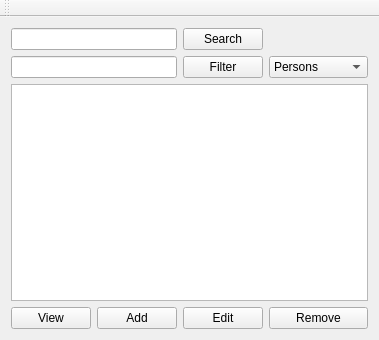
Old version of the form Skil3/mainwindow.ui in the repository AlexanderJosep/skil-3.
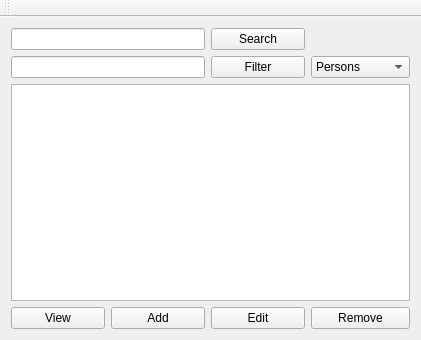
New version of the form.

Commit message: Button fashion change

Patch:
```diff
--- a/Skil3/mainwindow.ui
+++ b/Skil3/mainwindow.ui
@@ -6,7 +6,7 @@
    <rect>
     <x>0</x>
     <y>0</y>
-    <width>359</width>
+    <width>421</width>
     <height>340</height>
    </rect>
   </property>
```
Left out of the diff: 22 changed lines with no effect on the pictures. The commit also changes 3 other files.
